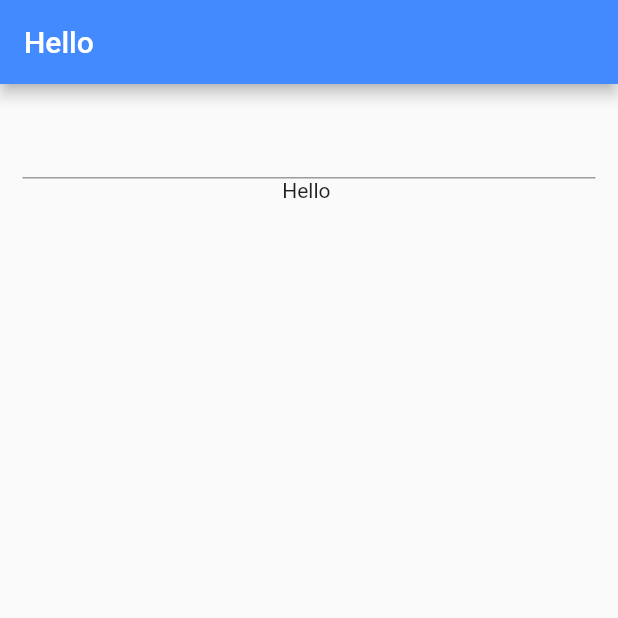
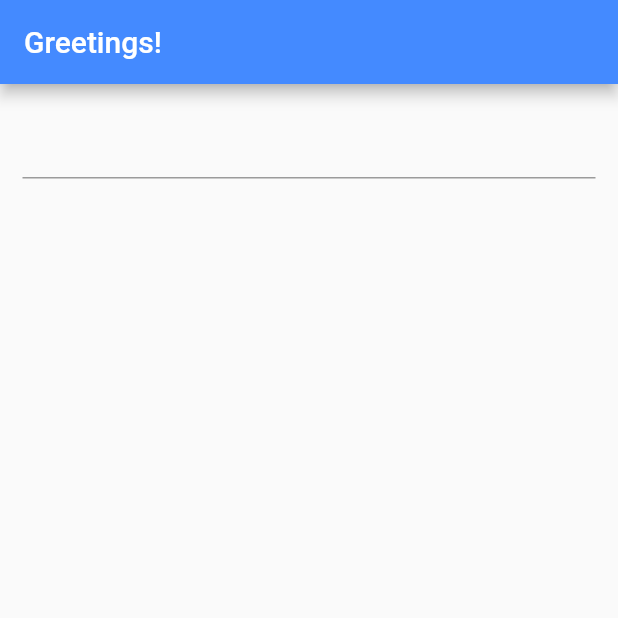
Before and after one commit to EdilsonDiasAlves/trip_cost_app, a Flutter app: the screen it shows after launch, on a phone screen of 412 x 824 dp, the top half of it. Run offline on Flutter 3.47's test engine with Material 2 defaults, Android fonts, the phone set to English and light mode, and no system bars.

Commit message:
Code update

```diff
--- a/lib/main.dart
+++ b/lib/main.dart
@@ -28,7 +28,7 @@ class _HelloYouState extends State<HelloYou> {
   Widget build(BuildContext context) {
     return Scaffold(
       appBar: AppBar(
-        title: Text("Hello"),
+        title: Text("Greetings!"),
         backgroundColor: Colors.blueAccent,
       ),
       body: Container(
@@ -42,7 +42,7 @@ class _HelloYouState extends State<HelloYou> {
                 });
               },
             ),
-            Text("Hello " + name + (name.isNotEmpty ? "!" : ""))
+            Text(name.isNotEmpty ? "Hello " + name + "!" : ""),
           ],
         ),
       ),
```
